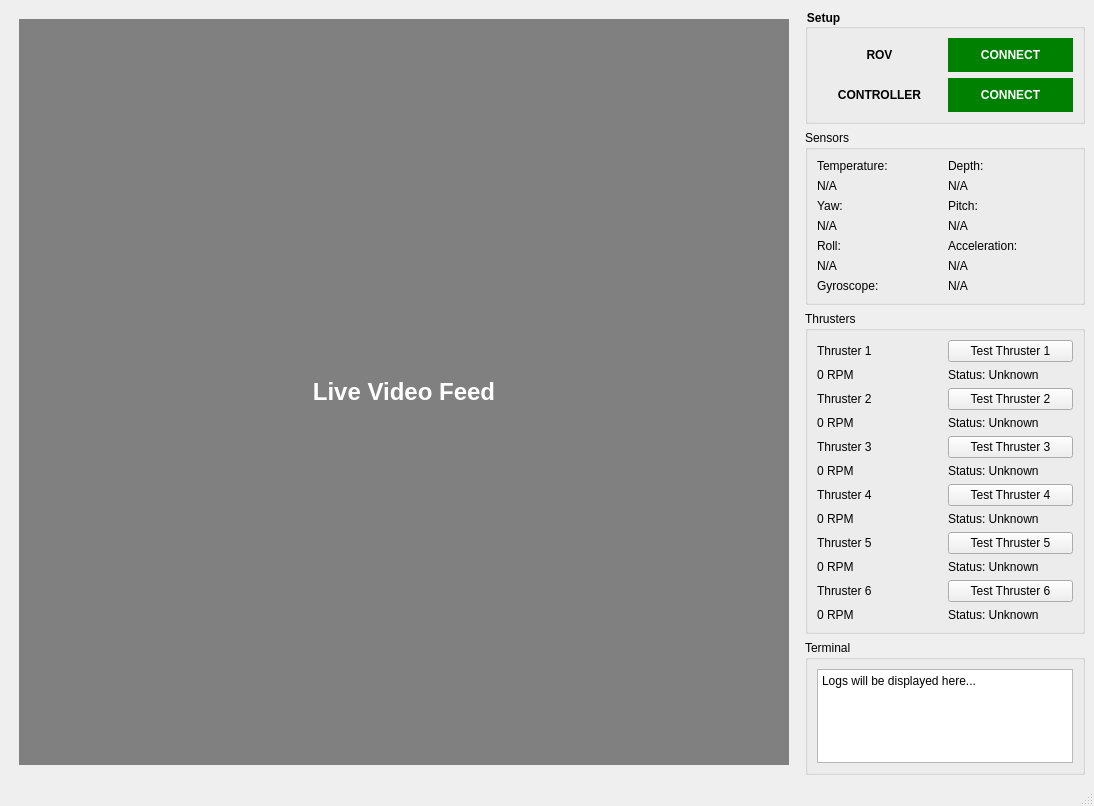
This is GUI/gui.ui in dennissammy77/REMOTELY_OPERATED_VEHICLE as Qt 5 draws it before an edit. The edited form follows.
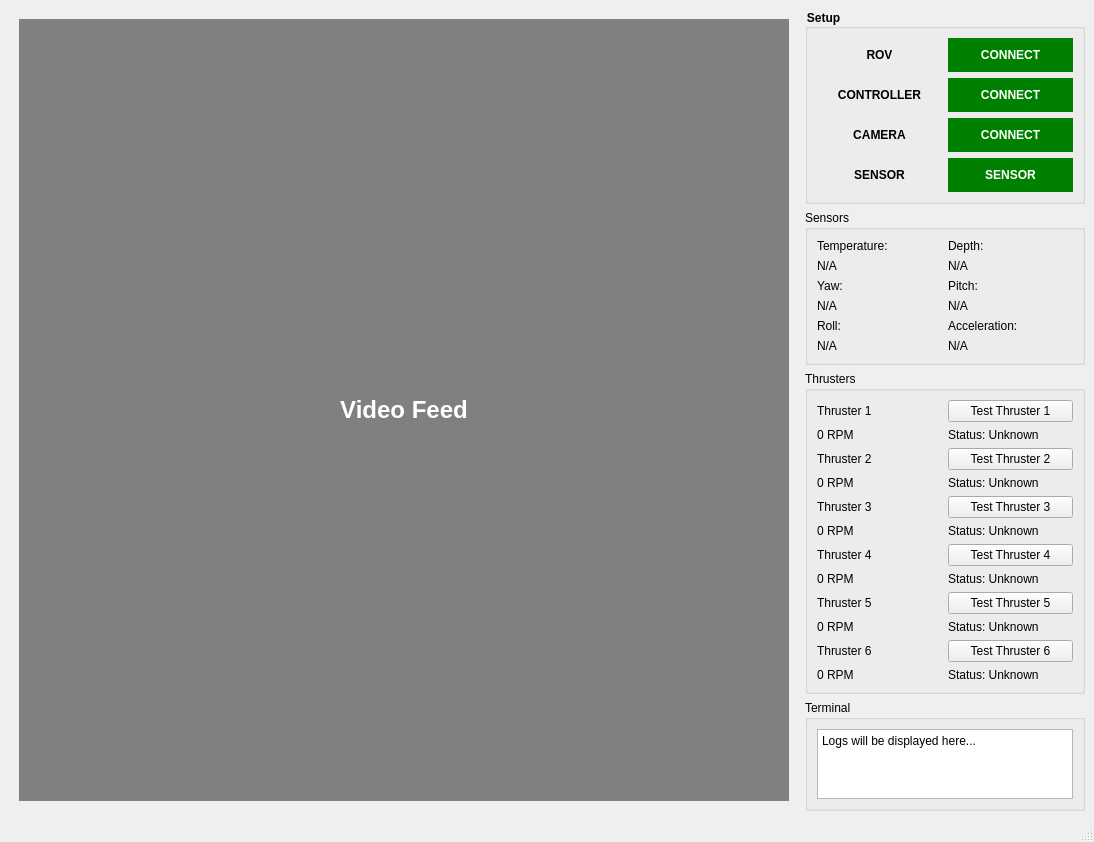
This is the edited form.

Patch:
```diff
--- a/GUI/gui.ui
+++ b/GUI/gui.ui
@@ -19,7 +19,7 @@
                 <item>
                     <widget class="QLabel" name="videoFeedLabel">
                         <property name="text">
-                            <string>Live Video Feed</string>
+                            <string>Video Feed</string>
                         </property>
                         <property name="alignment">
                             <set>Qt::AlignCenter</set>
@@ -125,6 +125,72 @@
                                         </widget>
                                     </item>
 
+                                    <!-- Row 2, Column 0: Camera Label -->
+                                    <item row="2" column="0">
+                                        <widget class="QLabel" name="Camera_label">
+                                            <property name="text">
+                                                <string>CAMERA</string>
+                                            </property>
+                                            <property name="alignment">
+                                                <set>Qt::AlignCenter</set>
+                                            </property>
+                                        </widget>
+                                    </item>
+
+                                    <!-- Row 2, Column 1: Camera Connect Button -->
+                                    <item row="2" column="1">
+                                        <widget class="QPushButton" name="camera_connect">
+                                            <property name="text">
+                                                <string>CONNECT</string>
+                                            </property>
+                                            <property name="checkable">
+                                                <bool>true</bool>
+                                            </property>
+                                            <property name="styleSheet">
+                                                <string notr="true">
+                                                    background-color: green;
+                                                    color: white;
+                                                    border-radius: 20px;
+                                                    font-weight: bold;
+                                                    padding: 10px;
+                                                </string>
+                                            </property>
+                                        </widget>
+                                    </item>
+
+                                    <!-- Row 3, Column 0: Sensor Label -->
+                                    <item row="3" column="0">
+                                        <widget class="QLabel" name="Sensor_label">
+                                            <property name="text">
+                                                <string>SENSOR</string>
+                                            </property>
+                                            <property name="alignment">
+                                                <set>Qt::AlignCenter</set>
+                                            </property>
+                                        </widget>
+                                    </item>
+
+                                    <!-- Row 3, Column 1: Sensor Connect Button -->
+                                    <item row="3" column="1">
+                                        <widget class="QPushButton" name="sensor_connect">
+                                            <property name="text">
+                                                <string>SENSOR</string>
+                                            </property>
+                                            <property name="checkable">
+                                                <bool>true</bool>
+                                            </property>
+                                            <property name="styleSheet">
+                                                <string notr="true">
+                                                    background-color: green;
+                                                    color: white;
+                                                    border-radius: 20px;
+                                                    font-weight: bold;
+                                                    padding: 10px;
+                                                </string>
+                                            </property>
+                                        </widget>
+                                    </item>
+
                                 </layout>
 
                             </widget>
@@ -226,21 +292,6 @@
                                             </property>
                                         </widget>
                                     </item>
-                                    <!-- Gyroscope -->
-                                    <item row="6" column="0">
-                                        <widget class="QLabel" name="gyroscopeLabelTitle">
-                                            <property name="text">
-                                                <string>Gyroscope:</string>
-                                            </property>
-                                        </widget>
-                                    </item>
-                                    <item row="6" column="1">
-                                        <widget class="QLabel" name="gyroscopeLabel">
-                                            <property name="text">
-                                                <string>N/A</string>
-                                            </property>
-                                        </widget>
-                                    </item>
                                 </layout>
                             </widget>
                         </item>
```
